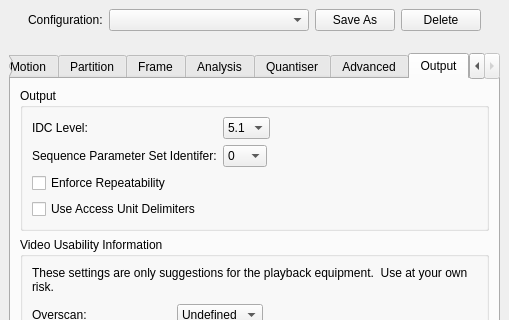
This is branches/avidemux_2.5_branch_gruntster/plugins/ADM_videoEncoder/ADM_vidEnc_x264/qt4/x264ConfigDialog.ui in BackupTheBerlios/avidemux-svn as Qt 5 draws it before an edit; both pictures show x 0 to 509 and y 0 to 320 of the 509 by 603 pixel window. The edited form follows.
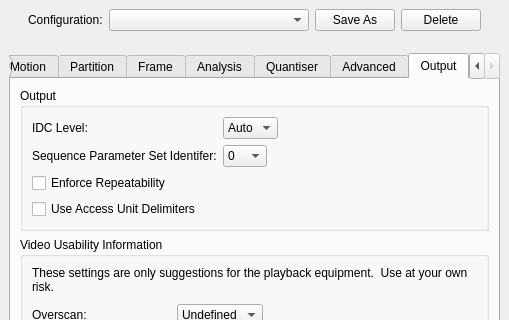
This is the edited form. The open tabs and pages were chosen to show the change.

```diff
--- a/branches/avidemux_2.5_branch_gruntster/plugins/ADM_videoEncoder/ADM_vidEnc_x264/qt4/x264ConfigDialog.ui
+++ b/branches/avidemux_2.5_branch_gruntster/plugins/ADM_videoEncoder/ADM_vidEnc_x264/qt4/x264ConfigDialog.ui
@@ -3428,8 +3428,13 @@
                 <item>
                  <widget class="QComboBox" name="idcLevelComboBox" >
                   <property name="currentIndex" >
-                   <number>14</number>
+                   <number>0</number>
                   </property>
+                  <item>
+                   <property name="text" >
+                    <string>Auto</string>
+                   </property>
+                  </item>
                   <item>
                    <property name="text" >
                     <string>1</string>
```
